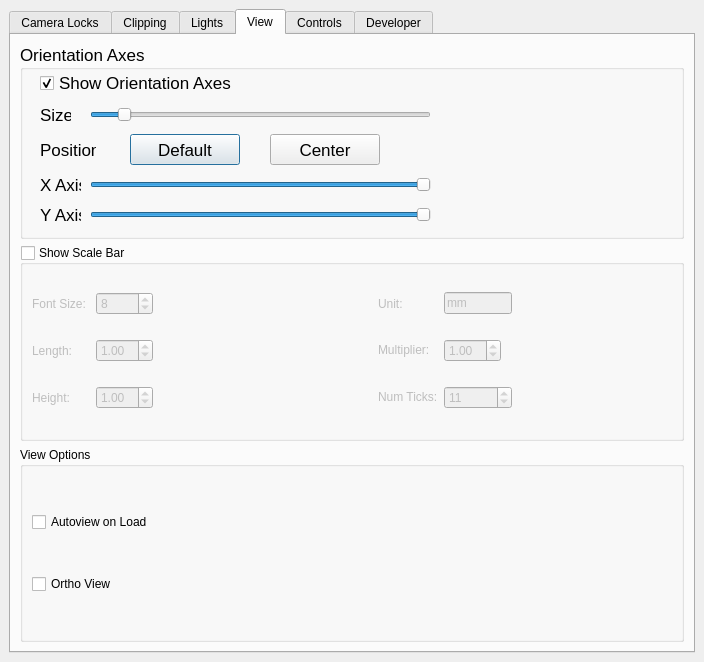
Qt form src/Interface/Modules/Render/ViewSceneControls.ui (SCIInstitute/SCIRun) before a commit.
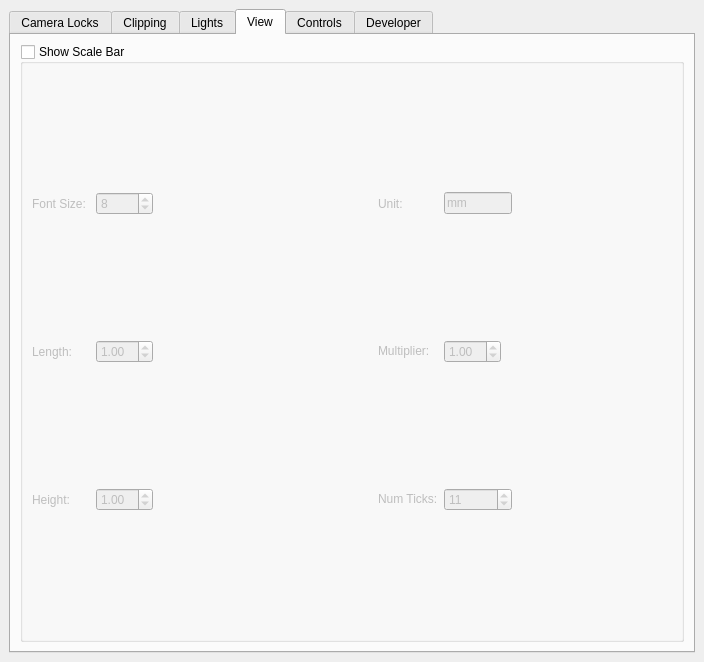
The same form after that commit. The open tabs and pages were chosen to show the change.

Commit message: Orientation axes popup

```diff
--- a/src/Interface/Modules/Render/ViewSceneControls.ui
+++ b/src/Interface/Modules/Render/ViewSceneControls.ui
@@ -999,210 +999,6 @@
         <string>View</string>
        </attribute>
        <layout class="QVBoxLayout" name="verticalLayout_7">
-        <item>
-         <widget class="QGroupBox" name="groupBox">
-          <property name="sizePolicy">
-           <sizepolicy hsizetype="Preferred" vsizetype="Preferred">
-            <horstretch>0</horstretch>
-            <verstretch>0</verstretch>
-           </sizepolicy>
-          </property>
-          <property name="minimumSize">
-           <size>
-            <width>0</width>
-            <height>0</height>
-           </size>
-          </property>
-          <property name="font">
-           <font>
-            <pointsize>13</pointsize>
-            <weight>50</weight>
-            <bold>false</bold>
-           </font>
-          </property>
-          <property name="title">
-           <string>Orientation Axes</string>
-          </property>
-          <widget class="QLabel" name="label_26">
-           <property name="geometry">
-            <rect>
-             <x>20</x>
-             <y>50</y>
-             <width>31</width>
-             <height>41</height>
-            </rect>
-           </property>
-           <property name="text">
-            <string>Size:</string>
-           </property>
-          </widget>
-          <widget class="QSlider" name="orientAxisSize_">
-           <property name="geometry">
-            <rect>
-             <x>70</x>
-             <y>60</y>
-             <width>341</width>
-             <height>22</height>
-            </rect>
-           </property>
-           <property name="minimum">
-            <number>1</number>
-           </property>
-           <property name="maximum">
-            <number>50</number>
-           </property>
-           <property name="pageStep">
-            <number>10</number>
-           </property>
-           <property name="value">
-            <number>5</number>
-           </property>
-           <property name="sliderPosition">
-            <number>5</number>
-           </property>
-           <property name="tracking">
-            <bool>true</bool>
-           </property>
-           <property name="orientation">
-            <enum>Qt::Horizontal</enum>
-           </property>
-          </widget>
-          <widget class="QLabel" name="label_27">
-           <property name="geometry">
-            <rect>
-             <x>20</x>
-             <y>120</y>
-             <width>41</width>
-             <height>41</height>
-            </rect>
-           </property>
-           <property name="text">
-            <string>X Axis:</string>
-           </property>
-          </widget>
-          <widget class="QLabel" name="label_28">
-           <property name="geometry">
-            <rect>
-             <x>20</x>
-             <y>150</y>
-             <width>41</width>
-             <height>41</height>
-            </rect>
-           </property>
-           <property name="text">
-            <string>Y Axis:</string>
-           </property>
-          </widget>
-          <widget class="QSlider" name="orientAxisXPos_">
-           <property name="geometry">
-            <rect>
-             <x>70</x>
-             <y>130</y>
-             <width>341</width>
-             <height>22</height>
-            </rect>
-           </property>
-           <property name="minimum">
-            <number>1</number>
-           </property>
-           <property name="maximum">
-            <number>100</number>
-           </property>
-           <property name="value">
-            <number>100</number>
-           </property>
-           <property name="orientation">
-            <enum>Qt::Horizontal</enum>
-           </property>
-          </widget>
-          <widget class="QSlider" name="orientAxisYPos_">
-           <property name="geometry">
-            <rect>
-             <x>70</x>
-             <y>160</y>
-             <width>341</width>
-             <height>22</height>
-            </rect>
-           </property>
-           <property name="minimum">
-            <number>1</number>
-           </property>
-           <property name="maximum">
-            <number>100</number>
-           </property>
-           <property name="value">
-            <number>100</number>
-           </property>
-           <property name="orientation">
-            <enum>Qt::Horizontal</enum>
-           </property>
-          </widget>
-          <widget class="QCheckBox" name="orientationCheckBox_">
-           <property name="geometry">
-            <rect>
-             <x>20</x>
-             <y>30</y>
-             <width>203</width>
-             <height>18</height>
-            </rect>
-           </property>
-           <property name="toolTip">
-            <string>Toggle Orientation Axis</string>
-           </property>
-           <property name="text">
-            <string>Show Orientation Axes</string>
-           </property>
-           <property name="checked">
-            <bool>true</bool>
-           </property>
-          </widget>
-          <widget class="QPushButton" name="orientDefaultPositionButton">
-           <property name="enabled">
-            <bool>true</bool>
-           </property>
-           <property name="geometry">
-            <rect>
-             <x>110</x>
-             <y>90</y>
-             <width>110</width>
-             <height>31</height>
-            </rect>
-           </property>
-           <property name="text">
-            <string>Default</string>
-           </property>
-           <property name="default">
-            <bool>true</bool>
-           </property>
-          </widget>
-          <widget class="QLabel" name="label_29">
-           <property name="geometry">
-            <rect>
-             <x>20</x>
-             <y>90</y>
-             <width>56</width>
-             <height>31</height>
-            </rect>
-           </property>
-           <property name="text">
-            <string>Position:</string>
-           </property>
-          </widget>
-          <widget class="QPushButton" name="orientCenterPositionButton">
-           <property name="geometry">
-            <rect>
-             <x>250</x>
-             <y>90</y>
-             <width>110</width>
-             <height>31</height>
-            </rect>
-           </property>
-           <property name="text">
-            <string>Center</string>
-           </property>
-          </widget>
-         </widget>
-        </item>
         <item>
          <widget class="QGroupBox" name="showScaleBarTextGroupBox_">
           <property name="font">
@@ -1446,38 +1242,6 @@
           </layout>
          </widget>
         </item>
-        <item>
-         <widget class="QGroupBox" name="viewOptionsGroupBox_">
-          <property name="enabled">
-           <bool>true</bool>
-          </property>
-          <property name="font">
-           <font>
-            <weight>50</weight>
-            <bold>false</bold>
-           </font>
-          </property>
-          <property name="title">
-           <string>View Options</string>
-          </property>
-          <layout class="QGridLayout" name="gridLayout_8">
-           <item row="1" column="0">
-            <widget class="QCheckBox" name="orthoViewCheckBox_">
-             <property name="text">
-              <string>Ortho View</string>
-             </property>
-            </widget>
-           </item>
-           <item row="0" column="0">
-            <widget class="QCheckBox" name="autoViewOnLoadCheckBox_">
-             <property name="text">
-              <string>Autoview on Load</string>
-             </property>
-            </widget>
-           </item>
-          </layout>
-         </widget>
-        </item>
        </layout>
       </widget>
       <widget class="QWidget" name="ControlsTab">
```
Left out of the diff: 21 changed lines with no effect on the pictures. The commit also changes 6 other files.
